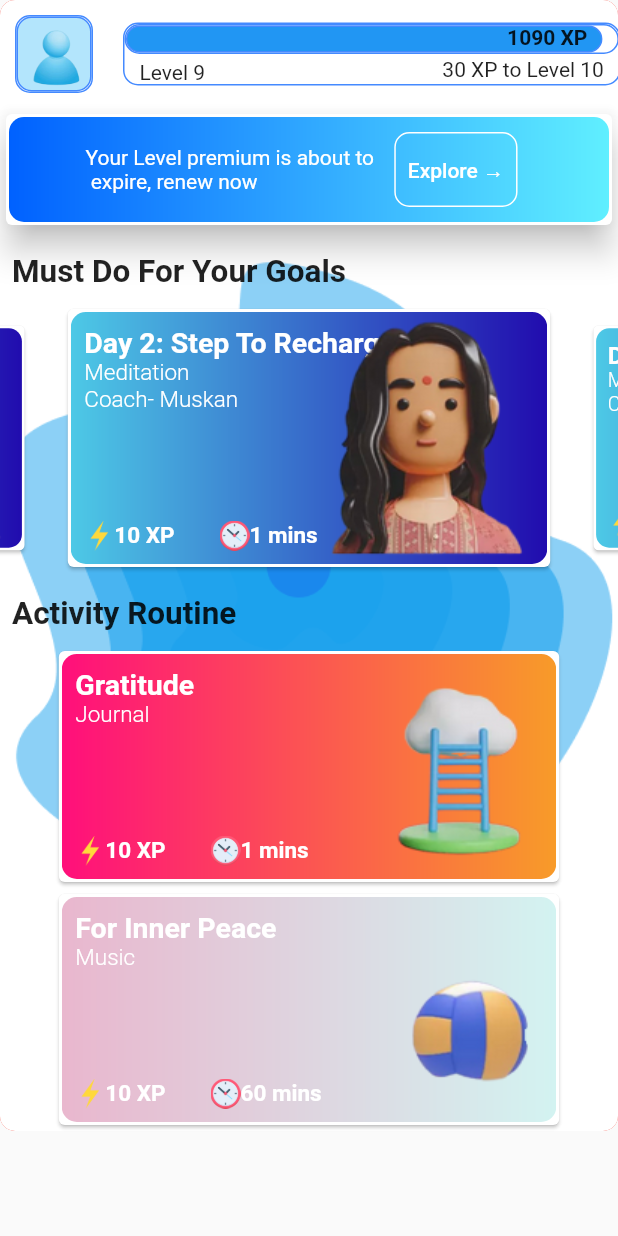
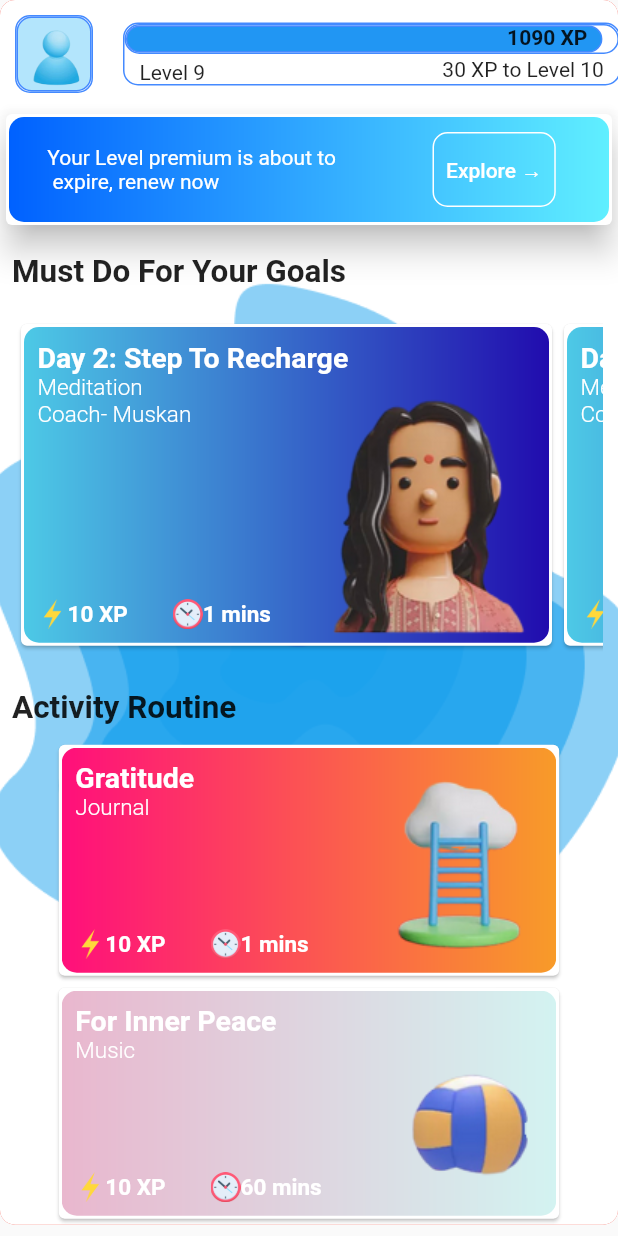
Before and after one commit to realsuraj/flutter_assignment_ui, a Flutter app: the screen it shows after launch, on a phone screen of 412 x 824 dp. Run offline on Flutter 3.47's test engine with Material 2 defaults, Android fonts, the phone set to English and light mode, and no system bars; drawn by our look-alikes of carousel_slider.

Commit message:
commit 2

```diff
--- a/lib/home.dart
+++ b/lib/home.dart
@@ -1,6 +1,6 @@
-import 'package:carousel_slider/carousel_slider.dart';
 import 'package:flutter/cupertino.dart';
 import 'package:flutter/material.dart';
+import 'package:flutter/services.dart';
 import 'package:project/goals_card.dart';
 import 'package:project/second_view.dart';
 import 'package:project/top_nav.dart';
@@ -18,6 +18,12 @@ class _MyHomeState extends State<MyHome> {
   @override
   Widget build(BuildContext context) {
     return Scaffold(
+        appBar: AppBar(
+      toolbarHeight: 0,
+
+     systemOverlayStyle: SystemUiOverlayStyle(statusBarColor: Colors.white),
+
+    ),
       body: SafeArea(child: SingleChildScrollView(child:
       Container(
           decoration: BoxDecoration(
@@ -39,41 +45,18 @@ class _MyHomeState extends State<MyHome> {
               margin: EdgeInsets.only(top: 15,left: 8,right: 8,bottom: 8),
               child: Text("Must Do For Your Goals", style: TextStyle(fontSize: 21,fontWeight: FontWeight.bold),)),
 
-            ListView(
-              shrinkWrap: true,
-          children: [
-            CarouselSlider(
-                items: [
+            Container(
+              margin: EdgeInsets.all(10),
+            height: MediaQuery.of(context).size.height * 0.27,
+            child: ListView.builder(itemBuilder: (context, index){
+                return    MyGoalsCard(assets: 'assets/lady_icon.png', time: '1 mins', titleone: 'Day 2: Step To Recharge',
+             titletwo: 'Meditation', titlethree: "Coach- Muskan", xp: '10 XP', backgroundAssets: 'assets/violet_gradient.png',);
 
-                  //1st Image of Slider
-                     MyGoalsCard(assets: 'assets/lady_icon.png', time: '1 mins', titleone: 'Day 2: Step To Recharge',
-             titletwo: 'Meditation', titlethree: "Coach- Muskan", xp: '10 XP', backgroundAssets: 'assets/violet_gradient.png',),
+              },
+              itemCount: 2,
+              scrollDirection: Axis.horizontal,),
+            ),
 
-
-                  //2nd Image of Slider
-
-                      MyGoalsCard(assets: 'assets/lady_icon.png', time: '1 mins', titleone: 'Day 2: Step To Recharge',
-             titletwo: 'Meditation', titlethree: "Coach- Muskan", xp: '10 XP', backgroundAssets: 'assets/violet_gradient.png',),
-
-
-
-
-            ],
-
-              //Slider Container properties
-                options: CarouselOptions(
-                  height: 180.0,
-                  enlargeCenterPage: true,
-                  autoPlay: true,
-                  aspectRatio: 16 / 9,
-                  autoPlayCurve: Curves.fastOutSlowIn,
-                  enableInfiniteScroll: true,
-                  autoPlayAnimationDuration: Duration(milliseconds: 800),
-                  viewportFraction: 0.8,
-                ),
-            ),
-          ],
-        ),
 
      Container(
               alignment: Alignment.topLeft,
--- a/lib/main.dart
+++ b/lib/main.dart
@@ -13,6 +13,7 @@ class MyApp extends StatelessWidget {
   @override
   Widget build(BuildContext context) {
     return MaterialApp(
+       debugShowCheckedModeBanner: false,
       title: 'Assignment',
       theme: ThemeData(
         primarySwatch: Colors.blue,
--- a/lib/second_view.dart
+++ b/lib/second_view.dart
@@ -18,7 +18,7 @@ class SecondView extends StatelessWidget {
           ),),
         margin: EdgeInsets.all(2 ),
         child: Row(
-          mainAxisAlignment: MainAxisAlignment.center,
+          mainAxisAlignment: MainAxisAlignment.spaceAround,
           children: [
             Container(
               child: Text("Your Level premium is about to \n expire, renew now",
--- a/lib/top_nav.dart
+++ b/lib/top_nav.dart
@@ -1,4 +1,3 @@
-import 'dart:ffi';
 
 import 'package:flutter/cupertino.dart';
 import 'package:flutter/material.dart';
```
Also changed, not shown: pubspec.lock, 2 other files.
